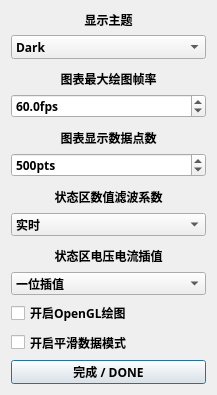
Qt form gui_source/mdp_gui_template/graphics.ui (ElluIFX/DP100-PyQt5-GUI) before a commit.
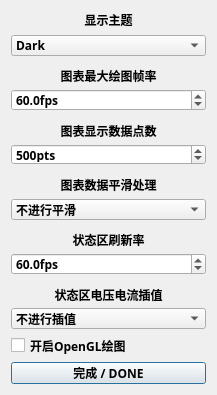
The same form after that commit.

What changed in the file:
```diff
--- a/gui_source/mdp_gui_template/graphics.ui
+++ b/gui_source/mdp_gui_template/graphics.ui
@@ -25,7 +25,7 @@
   <property name="maximumSize">
    <size>
     <width>217</width>
-    <height>16777215</height>
+    <height>431</height>
    </size>
   </property>
   <property name="windowTitle">
@@ -227,6 +227,74 @@
      </property>
     </widget>
    </item>
+   <item>
+    <widget class="QLabel" name="label_40">
+     <property name="minimumSize">
+      <size>
+       <width>0</width>
+       <height>28</height>
+      </size>
+     </property>
+     <property name="maximumSize">
+      <size>
+       <width>999</width>
+       <height>16777215</height>
+      </size>
+     </property>
+     <property name="font">
+      <font>
+       <family>等距更纱黑体 SC Semibold</family>
+       <bold>true</bold>
+      </font>
+     </property>
+     <property name="text">
+      <string>图表数据平滑处理</string>
+     </property>
+     <property name="alignment">
+      <set>Qt::AlignCenter</set>
+     </property>
+     <property name="margin">
+      <number>6</number>
+     </property>
+    </widget>
+   </item>
+   <item>
+    <widget class="QComboBox" name="comboAvgMode">
+     <property name="font">
+      <font>
+       <family>等距更纱黑体 SC Semibold</family>
+       <bold>true</bold>
+      </font>
+     </property>
+     <property name="layoutDirection">
+      <enum>Qt::LeftToRight</enum>
+     </property>
+     <property name="editable">
+      <bool>false</bool>
+     </property>
+     <property name="currentIndex">
+      <number>0</number>
+     </property>
+     <property name="sizeAdjustPolicy">
+      <enum>QComboBox::AdjustToContentsOnFirstShow</enum>
+     </property>
+     <item>
+      <property name="text">
+       <string>不进行平滑</string>
+      </property>
+     </item>
+     <item>
+      <property name="text">
+       <string>三值平均</string>
+      </property>
+     </item>
+     <item>
+      <property name="text">
+       <string>九值平均</string>
+      </property>
+     </item>
+    </widget>
+   </item>
    <item>
     <widget class="QLabel" name="label_38">
      <property name="minimumSize">
@@ -248,7 +316,7 @@
       </font>
      </property>
      <property name="text">
-      <string>状态区数值滤波系数</string>
+      <string>状态区刷新率</string>
      </property>
      <property name="alignment">
       <set>Qt::AlignCenter</set>
@@ -259,47 +327,34 @@
     </widget>
    </item>
    <item>
-    <widget class="QComboBox" name="comboFilterK">
+    <widget class="QDoubleSpinBox" name="spinStateFps">
      <property name="font">
       <font>
        <family>等距更纱黑体 SC Semibold</family>
        <bold>true</bold>
       </font>
      </property>
-     <property name="layoutDirection">
-      <enum>Qt::LeftToRight</enum>
+     <property name="alignment">
+      <set>Qt::AlignLeading|Qt::AlignLeft|Qt::AlignVCenter</set>
      </property>
-     <property name="editable">
-      <bool>false</bool>
+     <property name="suffix">
+      <string>fps</string>
      </property>
-     <property name="sizeAdjustPolicy">
-      <enum>QComboBox::AdjustToContentsOnFirstShow</enum>
+     <property name="decimals">
+      <number>1</number>
      </property>
-     <item>
-      <property name="text">
-       <string>实时</string>
-      </property>
-     </item>
-     <item>
-      <property name="text">
-       <string>低</string>
-      </property>
-     </item>
-     <item>
-      <property name="text">
-       <string>中</string>
-      </property>
-     </item>
-     <item>
-      <property name="text">
-       <string>高</string>
-      </property>
-     </item>
-     <item>
-      <property name="text">
-       <string>极高</string>
-      </property>
-     </item>
+     <property name="minimum">
+      <double>1.000000000000000</double>
+     </property>
+     <property name="maximum">
+      <double>120.000000000000000</double>
+     </property>
+     <property name="singleStep">
+      <double>5.000000000000000</double>
+     </property>
+     <property name="value">
+      <double>60.000000000000000</double>
+     </property>
     </widget>
    </item>
    <item>
@@ -348,14 +403,14 @@
       <bool>false</bool>
      </property>
      <property name="currentIndex">
-      <number>1</number>
+      <number>0</number>
      </property>
      <property name="sizeAdjustPolicy">
       <enum>QComboBox::AdjustToContentsOnFirstShow</enum>
      </property>
      <item>
       <property name="text">
-       <string>不插值</string>
+       <string>不进行插值</string>
       </property>
      </item>
      <item>
@@ -388,19 +443,6 @@
      </property>
     </widget>
    </item>
-   <item>
-    <widget class="QCheckBox" name="checkBoxAvgMode">
-     <property name="font">
-      <font>
-       <family>等距更纱黑体 SC Semibold</family>
-       <bold>true</bold>
-      </font>
-     </property>
-     <property name="text">
-      <string>开启平滑数据模式</string>
-     </property>
-    </widget>
-   </item>
    <item>
     <widget class="QPushButton" name="btnClose">
      <property name="font">
```
